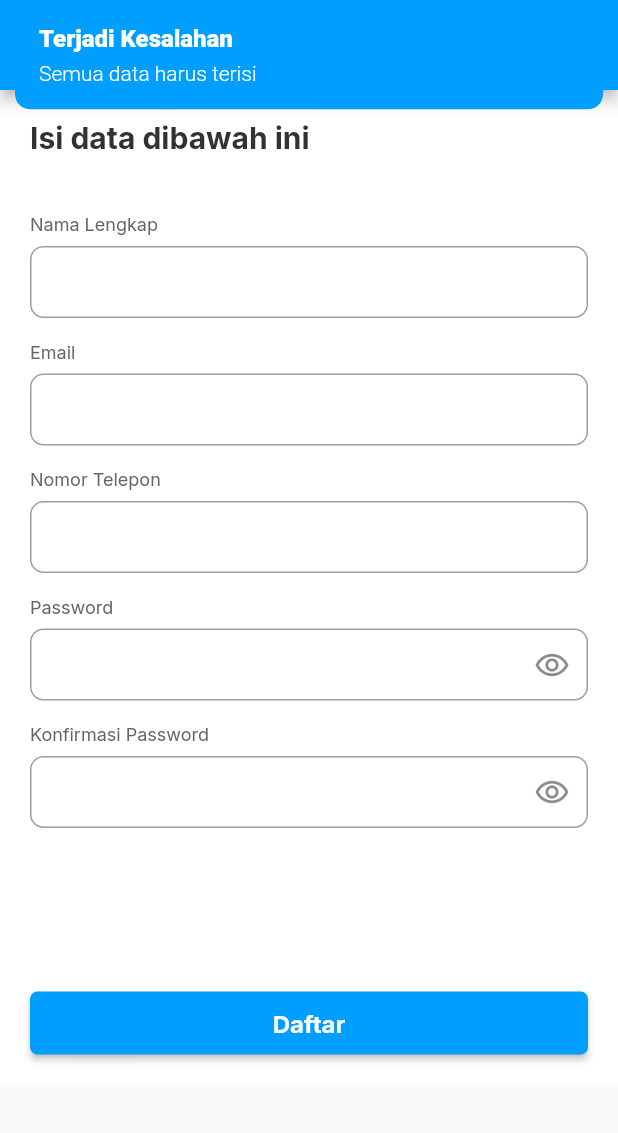
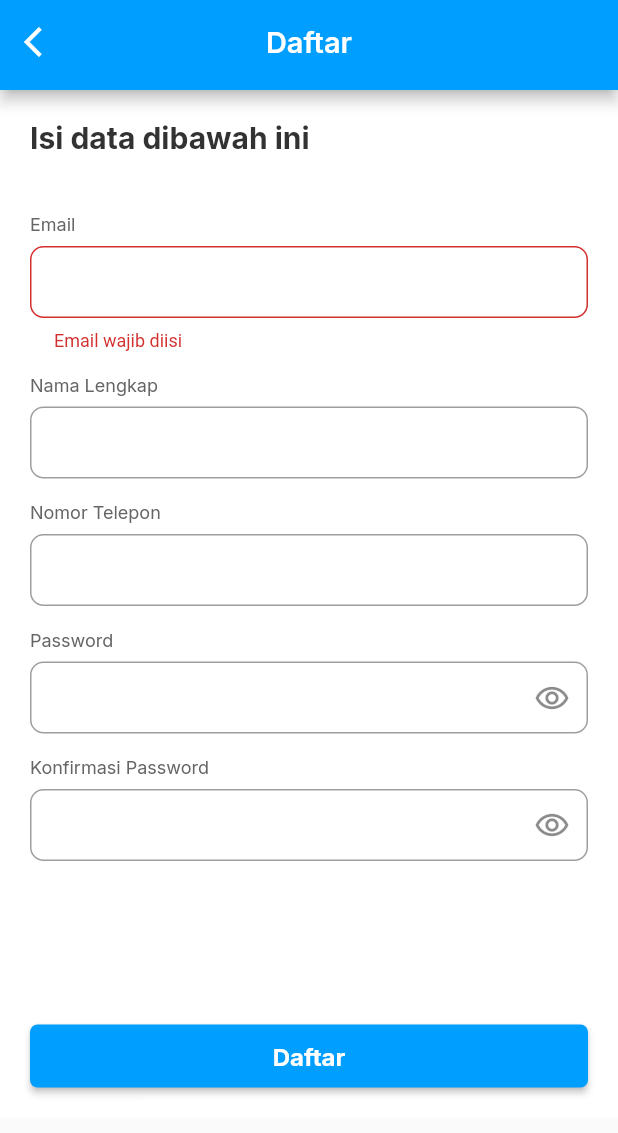
Before and after one commit to Dhaniramli/satuarah-app, a Flutter app: the SignUpView screen opened by its route, after a tap on "Daftar", on a phone screen of 412 x 824 dp. Shown: the top 1133 px of the screen. Run offline on Flutter 3.47's test engine with Material 2 defaults, Android fonts, the phone set to English and light mode, and no system bars; our stand-ins replace cloud_firestore, firebase_auth, firebase_core, get, google_fonts; accounts and stored records are empty.

Commit message:
perbaikan sign up

```diff
--- a/lib/app/modules/sign_up/controllers/sign_up_controller.dart
+++ b/lib/app/modules/sign_up/controllers/sign_up_controller.dart
@@ -39,8 +39,6 @@ class SignUpController extends GetxController {
             "phone_number": phoneNumber.text,
             "user": "costumer",
           });
-
-
 
           Get.snackbar(
             "Berhasil",
--- a/lib/app/modules/sign_up/views/sign_up_view.dart
+++ b/lib/app/modules/sign_up/views/sign_up_view.dart
@@ -1,11 +1,11 @@
 import 'package:flutter/material.dart';
+import 'package:get/get.dart';
 
-import 'package:get/get.dart';
-import 'package:satuarah/app/modules/loading/loading_view.dart';
-import 'package:satuarah/theme.dart';
-
+import '../../../../theme.dart';
+import '../../loading/loading_view.dart';
 import '../controllers/sign_up_controller.dart';
 import 'widget/text_field_widget.dart';
+import 'widget/text_form_widget.dart';
 
 class SignUpView extends GetView<SignUpController> {
   const SignUpView({Key? key}) : super(key: key);
@@ -13,11 +13,10 @@ class SignUpView extends GetView<SignUpController> {
   @override
   Widget build(BuildContext context) {
     final controller = Get.put(SignUpController());
+    final formKey = GlobalKey<FormState>();
 
-    return Obx(
-      () => controller.isLoading.isFalse
-          ? Scaffold(
-              appBar: PreferredSize(
+    PreferredSize header() {
+      return PreferredSize(
         preferredSize: const Size.fromHeight(60),
         child: AppBar(
           backgroundColor: primaryColor,
@@ -39,41 +38,44 @@ class SignUpView extends GetView<SignUpController> {
             },
           ),
         ),
-              ),
-              body: SingleChildScrollView(
-                child: Container(
-                  padding: const EdgeInsets.all(20.0),
-                  color: white,
-                  child: Column(
-                    crossAxisAlignment: CrossAxisAlignment.start,
-                    children: [
-                      Text(
-                        "Isi data dibawah ini",
-                        style: textBigBlackStyle.copyWith(
-                          fontSize: 20,
-                          fontWeight: bold,
-                        ),
-                      ),
-                      const SizedBox(height: 38),
-                      TextFieldWidget(
+      );
+    }
+
+    Widget formFullName() {
+      return TextFormWidget(
+        label: "Email",
+        controller: controller.email,
+        obscureText: false,
+        validator: (value) {
+          if (value == null || value.isEmpty) {
+            return 'Email wajib diisi';
+          } else if (!RegExp(r'^[\w-\.]+@([\w-]+\.)+[\w-]{2,4}$')
+              .hasMatch(value)) {
+            return 'Format email tidak valid';
+          }
+          return null;
+        },
+      );
+    }
+
+    Widget formEmail() {
+      return TextFieldWidget(
         label: "Nama Lengkap",
         controller: controller.fullName,
         obscureText: false,
-                      ),
-                      const SizedBox(height: 15),
-                      TextFieldWidget(
-                        label: "Email",
-                        controller: controller.email,
-                        obscureText: false,
-                      ),
-                      const SizedBox(height: 15),
-                      TextFieldWidget(
+      );
+    }
+
+    Widget formPhoneNumber() {
+      return TextFieldWidget(
         label: "Nomor Telepon",
         controller: controller.phoneNumber,
         obscureText: false,
-                      ),
-                      const SizedBox(height: 15),
-                      Obx(
+      );
+    }
+
+    Widget formPass() {
+      return Obx(
         () => TextFieldWidget(
           label: "Password",
           controller: controller.password,
@@ -89,9 +91,11 @@ class SignUpView extends GetView<SignUpController> {
             ),
           ),
         ),
-                      ),
-                      const SizedBox(height: 15),
-                      Obx(
+      );
+    }
+
+    Widget formPassConfir() {
+      return Obx(
         () => TextFieldWidget(
           label: "Konfirmasi Password",
           controller: controller.passwordConfirmation,
@@ -107,22 +111,26 @@ class SignUpView extends GetView<SignUpController> {
             ),
           ),
         ),
-                      ),
-                      const SizedBox(height: 109),
-                      SizedBox(
+      );
+    }
+
+    Widget buttonSignIn() {
+      return SizedBox(
         width: double.infinity,
         height: 42,
         child: ElevatedButton(
           style: ElevatedButton.styleFrom(
             backgroundColor: primaryColor,
-                            shape: RoundedRectangleBorder(
-                                borderRadius: BorderRadius.circular(5)),
+            shape:
+                RoundedRectangleBorder(borderRadius: BorderRadius.circular(5)),
           ),
           onPressed: () {
+            if (formKey.currentState!.validate()) {
               if (controller.isLoading.isFalse) {
                 controller.isLoading.toggle();
                 controller.doSignUp();
                 controller.isLoading(false);
+              }
             }
           },
           child: Text(
@@ -133,8 +141,44 @@ class SignUpView extends GetView<SignUpController> {
             ),
           ),
         ),
+      );
+    }
+
+    return Obx(
+      () => controller.isLoading.isFalse
+          ? Scaffold(
+              appBar: header(),
+              body: SingleChildScrollView(
+                child: Container(
+                  padding: const EdgeInsets.all(20.0),
+                  color: white,
+                  child: Form(
+                    key: formKey,
+                    child: Column(
+                      crossAxisAlignment: CrossAxisAlignment.start,
+                      mainAxisAlignment: MainAxisAlignment.center,
+                      children: [
+                        Text(
+                          "Isi data dibawah ini",
+                          style: textBigBlackStyle.copyWith(
+                            fontSize: 20,
+                            fontWeight: bold,
                           ),
+                        ),
+                        const SizedBox(height: 38),
+                        formFullName(),
+                        const SizedBox(height: 15),
+                        formEmail(),
+                        const SizedBox(height: 15),
+                        formPhoneNumber(),
+                        const SizedBox(height: 15),
+                        formPass(),
+                        const SizedBox(height: 15),
+                        formPassConfir(),
+                        const SizedBox(height: 109),
+                        buttonSignIn(),
                       ],
+                    ),
                   ),
                 ),
               ),
--- /dev/null
+++ b/lib/app/modules/sign_up/views/widget/text_form_widget.dart
@@ -0,0 +1,50 @@
+import 'package:flutter/material.dart';
+
+import '../../../../../theme.dart';
+
+class TextFormWidget extends StatelessWidget {
+  final String label;
+  final TextEditingController controller;
+  final bool obscureText;
+  final Widget? suffixIcon;
+  final String? Function(String?)? validator;
+
+  const TextFormWidget({
+    super.key,
+    required this.label,
+    required this.controller,
+    required this.obscureText,
+    this.suffixIcon,
+    this.validator,
+  });
+
+  @override
+  Widget build(BuildContext context) {
+    return Column(
+      crossAxisAlignment: CrossAxisAlignment.start,
+      children: [
+        Text(
+          label,
+          style: textGrayStyle.copyWith(
+            fontSize: 12,
+            fontWeight: regular,
+          ),
+        ),
+        const SizedBox(height: 7),
+        TextFormField(
+          controller: controller,
+          obscureText: obscureText,
+          decoration: InputDecoration(
+            suffixIcon: suffixIcon,
+            contentPadding:
+                const EdgeInsets.symmetric(vertical: 8, horizontal: 16),
+            border: OutlineInputBorder(
+              borderRadius: BorderRadius.circular(8.94),
+            ),
+          ),
+          validator: validator,
+        ),
+      ],
+    );
+  }
+}
```
Also changed, not shown: lib/app/modules/sign_in/controllers/sign_in_controller.dart (+19 -31 lines), lib/app/modules/sign_in/views/sign_in_view.dart (+48 -5 lines). Lines whose indentation alone changed are shown as unchanged.
